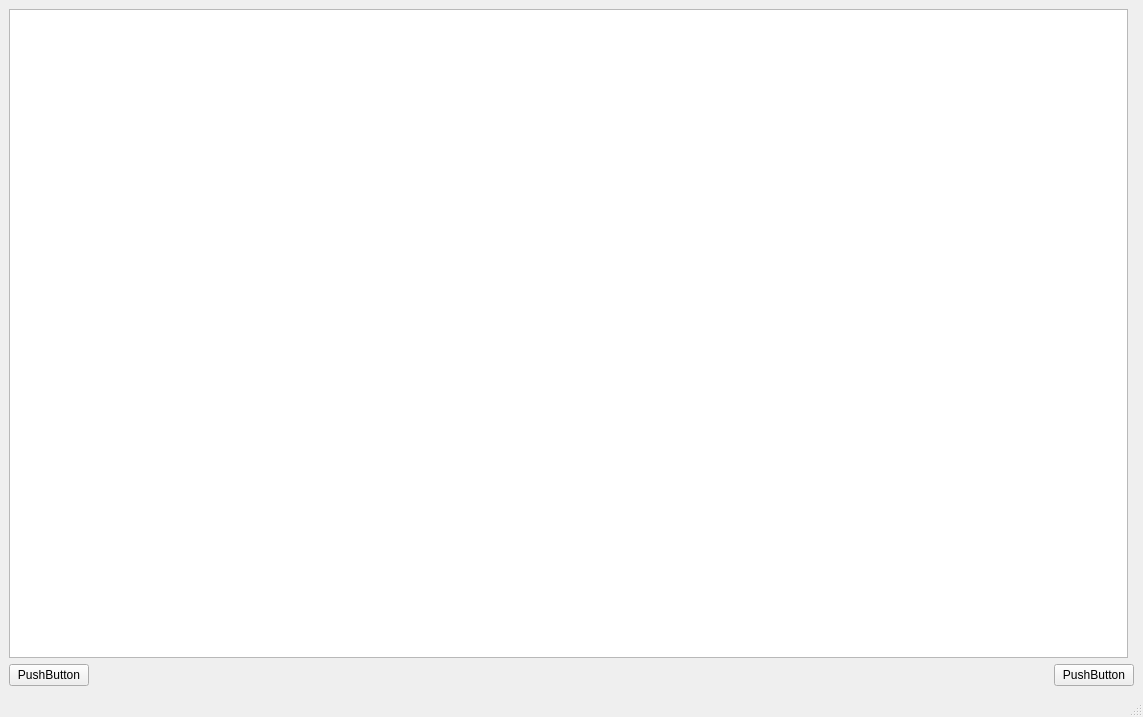
Before: the Qt Designer form worksheet6/QTproject/mainwindow.ui in ABokanan/2025_eeyab13, drawn with Qt 5.
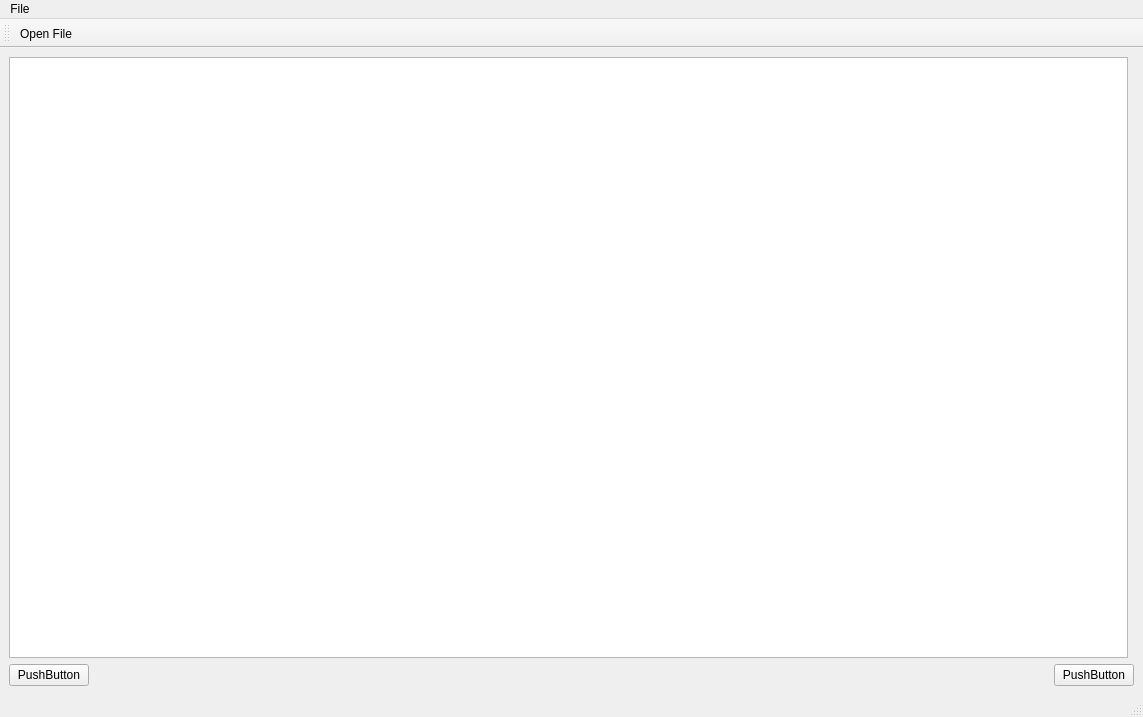
After: the same form once the commit is applied. Icons and pictures are not drawn.

Commit message: Added Push Buttons, Menu, Toolbar, icons

Diff of the .ui file:
```diff
--- a/worksheet6/QTproject/mainwindow.ui
+++ b/worksheet6/QTproject/mainwindow.ui
@@ -74,8 +74,39 @@
      <height>21</height>
     </rect>
    </property>
+   <widget class="QMenu" name="menuAB_Interface">
+    <property name="title">
+     <string>File</string>
+    </property>
+    <addaction name="actionOpen_File"/>
+   </widget>
+   <addaction name="menuAB_Interface"/>
   </widget>
   <widget class="QStatusBar" name="statusbar"/>
+  <widget class="QToolBar" name="toolBar">
+   <property name="windowTitle">
+    <string>toolBar</string>
+   </property>
+   <attribute name="toolBarArea">
+    <enum>TopToolBarArea</enum>
+   </attribute>
+   <attribute name="toolBarBreak">
+    <bool>false</bool>
+   </attribute>
+   <addaction name="actionOpen_File"/>
+  </widget>
+  <action name="actionOpen_File">
+   <property name="icon">
+    <iconset resource="icons.qrc">
+     <normaloff>:/icon/OpenFile.png</normaloff>:/icon/OpenFile.png</iconset>
+   </property>
+   <property name="text">
+    <string>Open File</string>
+   </property>
+   <property name="menuRole">
+    <enum>QAction::MenuRole::NoRole</enum>
+   </property>
+  </action>
  </widget>
  <resources/>
  <connections/>
```
Left out of the diff: 4 changed lines with no effect on the pictures. The commit also changes 14 other files.
